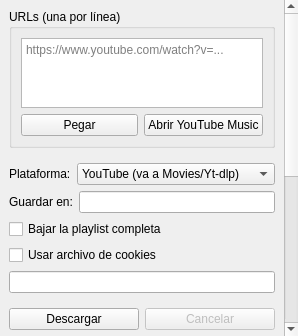
Before: the Qt Designer form gui/PaginaDescargas.ui in Sebas-Git-Tail/Android-Manager, drawn with Qt 5.
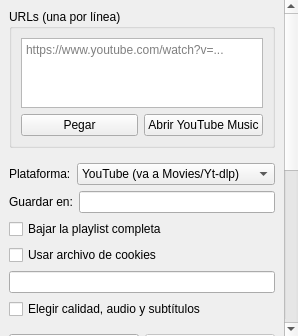
After: the same form once the commit is applied.

Commit message: Descargar Vídeos: elegir calidad y códecs, siempre en MKV; pistas de audio y subtítulos como en Linux

Patch:
```diff
--- a/gui/PaginaDescargas.ui
+++ b/gui/PaginaDescargas.ui
@@ -98,6 +98,12 @@
           <item>
            <widget class="QLineEdit" name="editCookies"/>
           </item>
+          <item>
+           <widget class="QCheckBox" name="checkPistas">
+            <property name="text"><string>Elegir calidad, audio y subtítulos</string></property>
+            <property name="toolTip"><string>Antes de descargar busca qué calidades, códecs, subtítulos y pistas de audio (idiomas) ofrece el video y deja elegir. Todo queda dentro de un archivo MKV.</string></property>
+           </widget>
+          </item>
          </layout>
         </widget>
        </item>
```
The commit also changes 8 other files.
